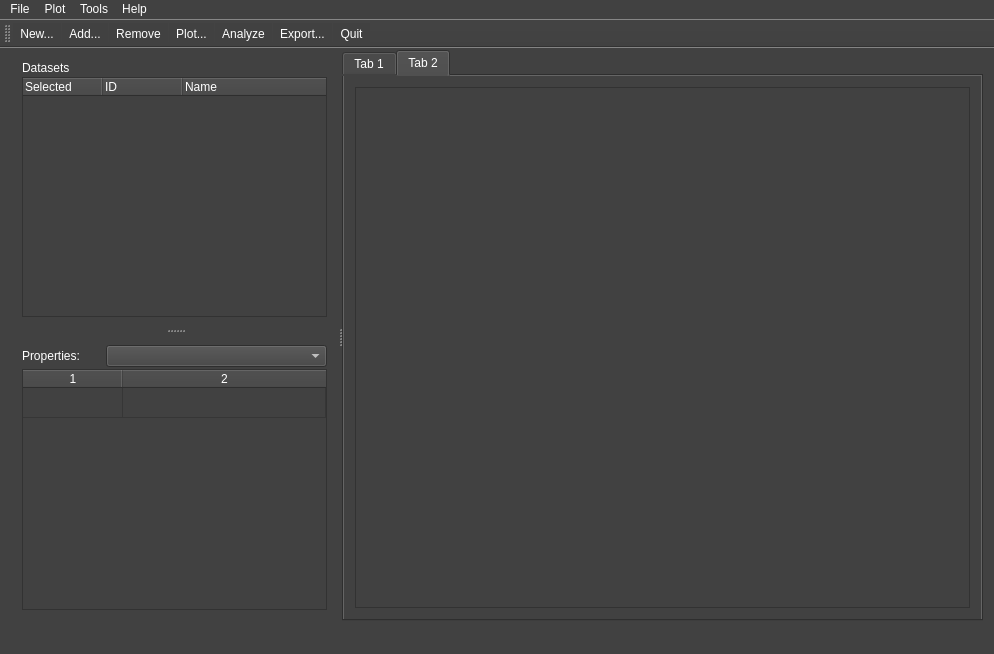
Old version of the form py_particle_processor_qt/gui/main_window.ui in the repository DanielWinklehner/py_particle_processor.
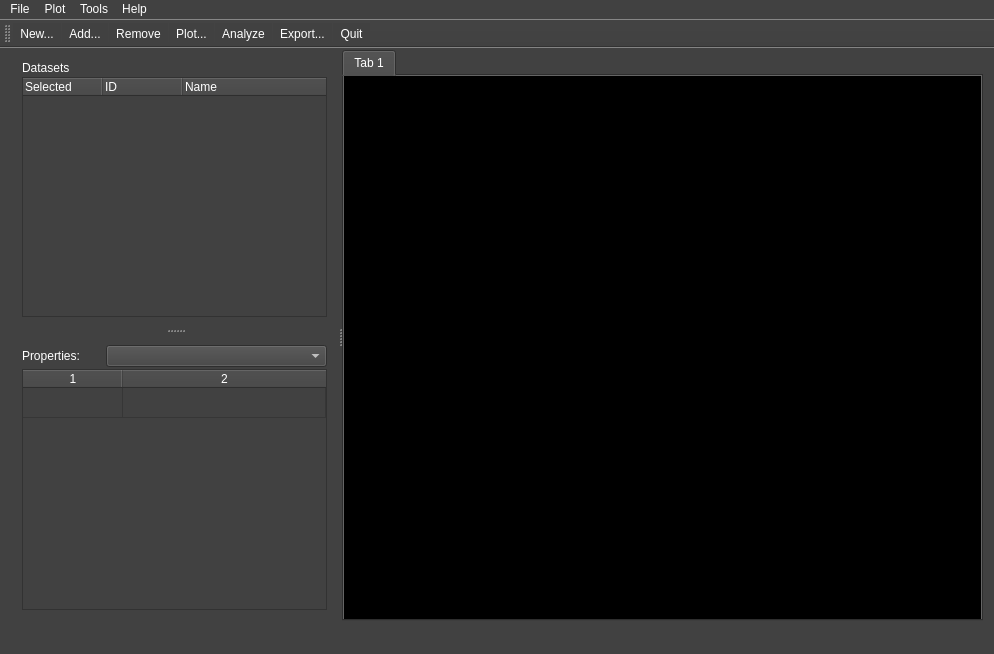
New version of the form. The open tabs and pages were chosen to show the change. Icons and pictures are not drawn. Custom widgets are drawn as their Qt base class.

Commit message: Fixed setting properties -PW

The edit to the form file:
```diff
--- a/py_particle_processor_qt/gui/main_window.ui
+++ b/py_particle_processor_qt/gui/main_window.ui
@@ -281,20 +281,6 @@
          </item>
         </layout>
        </widget>
-       <widget class="QWidget" name="tab_2">
-        <attribute name="title">
-         <string>Tab 2</string>
-        </attribute>
-        <layout class="QGridLayout" name="gridLayout_2">
-         <item row="0" column="0">
-          <widget class="QTextEdit" name="textEdit_2">
-           <property name="readOnly">
-            <bool>true</bool>
-           </property>
-          </widget>
-         </item>
-        </layout>
-       </widget>
       </widget>
      </widget>
     </item>
```
The commit also changes 2 other files.
